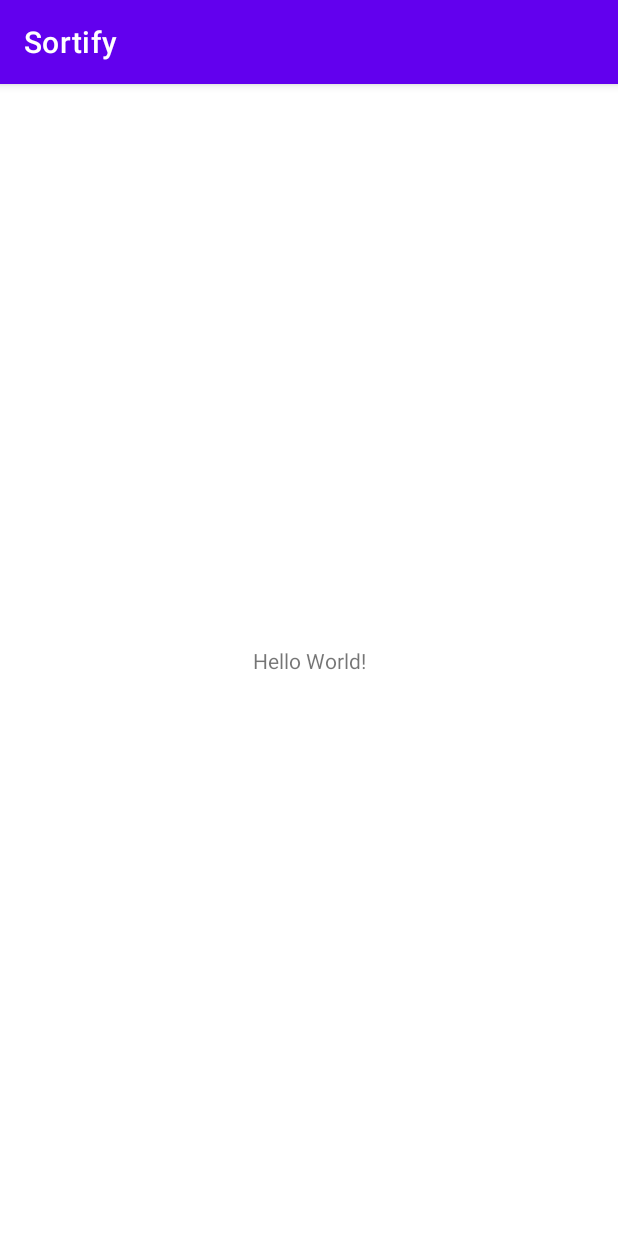
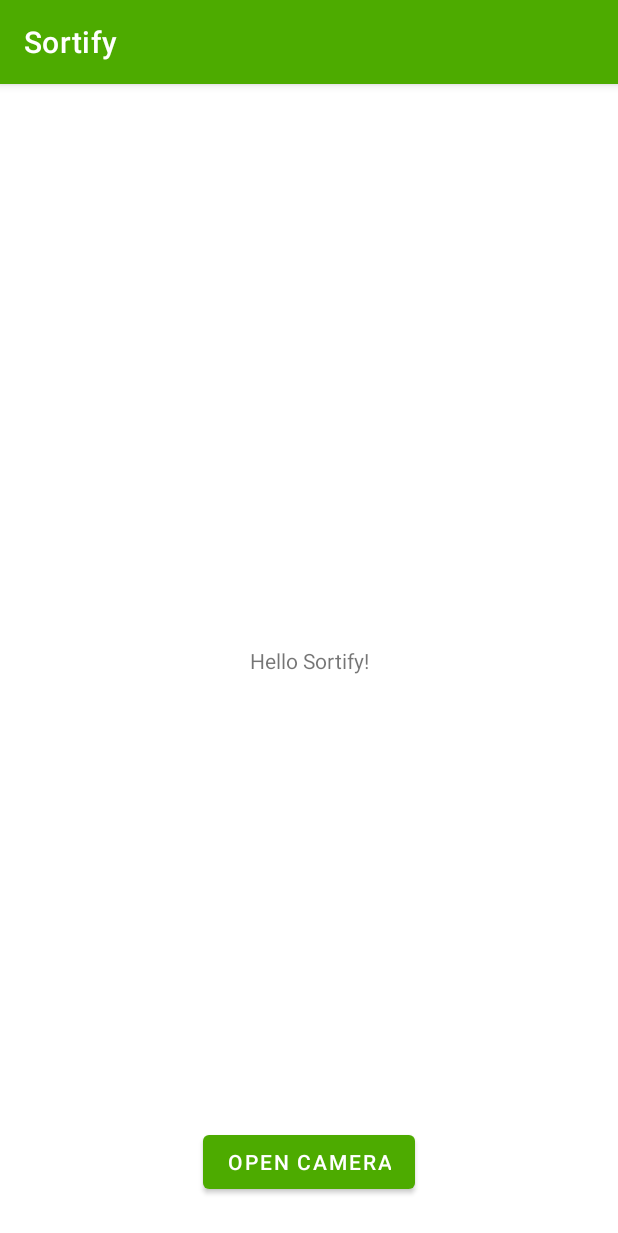
Before and after one commit to Pauls-Personal-Projects/Sortify, an Android app: the screen it shows after launch (MainActivity), on a phone screen of 412 x 824 dp. Shown: the top 1233 px of the screen. Run offline under Robolectric (Android 15) with nearby library versions, the phone set to English and light mode, and no system bars.

Commit message:
Prepared GUI for Camera Interface. Tweaked theme to more suite our app idea! ;)

```diff
--- a/app/src/main/java/google/sc21/sortify/MainActivity.java
+++ b/app/src/main/java/google/sc21/sortify/MainActivity.java
@@ -1,14 +1,32 @@
+// Sortify App 13/03/2021
+// Made by Paul & Udit
+// for Google's 2021 Solution Challenge
+
 package google.sc21.sortify;
 
+// IMPORTS
 import androidx.appcompat.app.AppCompatActivity;
+import android.os.Bundle;
+import android.widget.Button;
+import android.widget.TextView;
 
-import android.os.Bundle;
 
+// MAIN
 public class MainActivity extends AppCompatActivity {
+    Button cameraButton;
+    TextView testLabel;
 
     @Override
     protected void onCreate(Bundle savedInstanceState) {
+        // Connect GUI with Code
         super.onCreate(savedInstanceState);
         setContentView(R.layout.activity_main);
+        cameraButton = findViewById(R.id.cameraButton);
+        testLabel = findViewById(R.id.helloLabel);
+
+        // Camera Button Pressed
+        cameraButton.setOnClickListener(v -> {
+            testLabel.setText("Open Camera");
+        });
     }
 }
--- a/app/src/main/res/layout/activity_main.xml
+++ b/app/src/main/res/layout/activity_main.xml
@@ -7,12 +7,23 @@
     tools:context=".MainActivity">
 
     <TextView
+        android:id="@+id/helloLabel"
         android:layout_width="wrap_content"
         android:layout_height="wrap_content"
-        android:text="Hello World!"
+        android:text="Hello Sortify!"
         app:layout_constraintBottom_toBottomOf="parent"
         app:layout_constraintLeft_toLeftOf="parent"
         app:layout_constraintRight_toRightOf="parent"
         app:layout_constraintTop_toTopOf="parent" />
 
+    <Button
+        android:id="@+id/cameraButton"
+        android:layout_width="wrap_content"
+        android:layout_height="wrap_content"
+        android:layout_marginBottom="25dp"
+        android:text="Open Camera"
+        app:layout_constraintBottom_toBottomOf="parent"
+        app:layout_constraintLeft_toLeftOf="parent"
+        app:layout_constraintRight_toRightOf="parent" />
+
 </androidx.constraintlayout.widget.ConstraintLayout>
--- a/app/src/main/res/values/colors.xml
+++ b/app/src/main/res/values/colors.xml
@@ -7,4 +7,7 @@
     <color name="teal_700">#FF018786</color>
     <color name="black">#FF000000</color>
     <color name="white">#FFFFFFFF</color>
+    <color name="sortify_light_green">#5DCF00</color>
+    <color name="sortify_green">#4DAB00</color>
+    <color name="sortify_dark_green">#387D00</color>
 </resources>
--- a/app/src/main/res/values/themes.xml
+++ b/app/src/main/res/values/themes.xml
@@ -2,8 +2,8 @@
     <!-- Base application theme. -->
     <style name="Theme.Sortify" parent="Theme.MaterialComponents.DayNight.DarkActionBar">
         <!-- Primary brand color. -->
-        <item name="colorPrimary">@color/purple_500</item>
-        <item name="colorPrimaryVariant">@color/purple_700</item>
+        <item name="colorPrimary">@color/sortify_green</item>
+        <item name="colorPrimaryVariant">@color/sortify_dark_green</item>
         <item name="colorOnPrimary">@color/white</item>
         <!-- Secondary brand color. -->
         <item name="colorSecondary">@color/teal_200</item>
```
